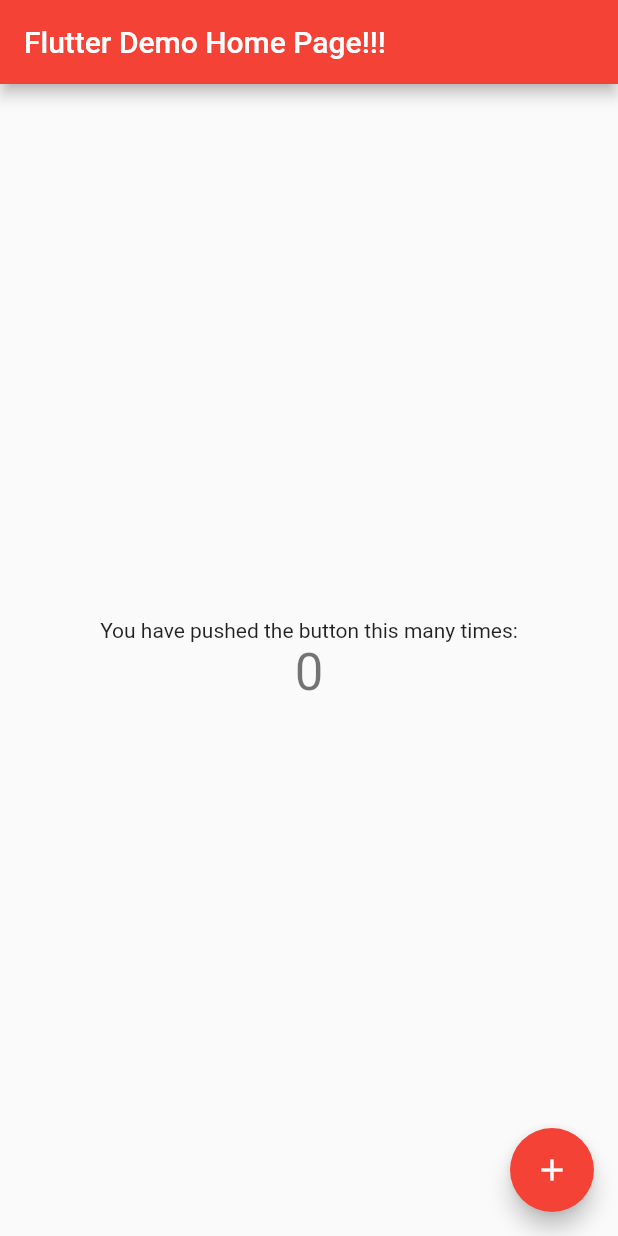
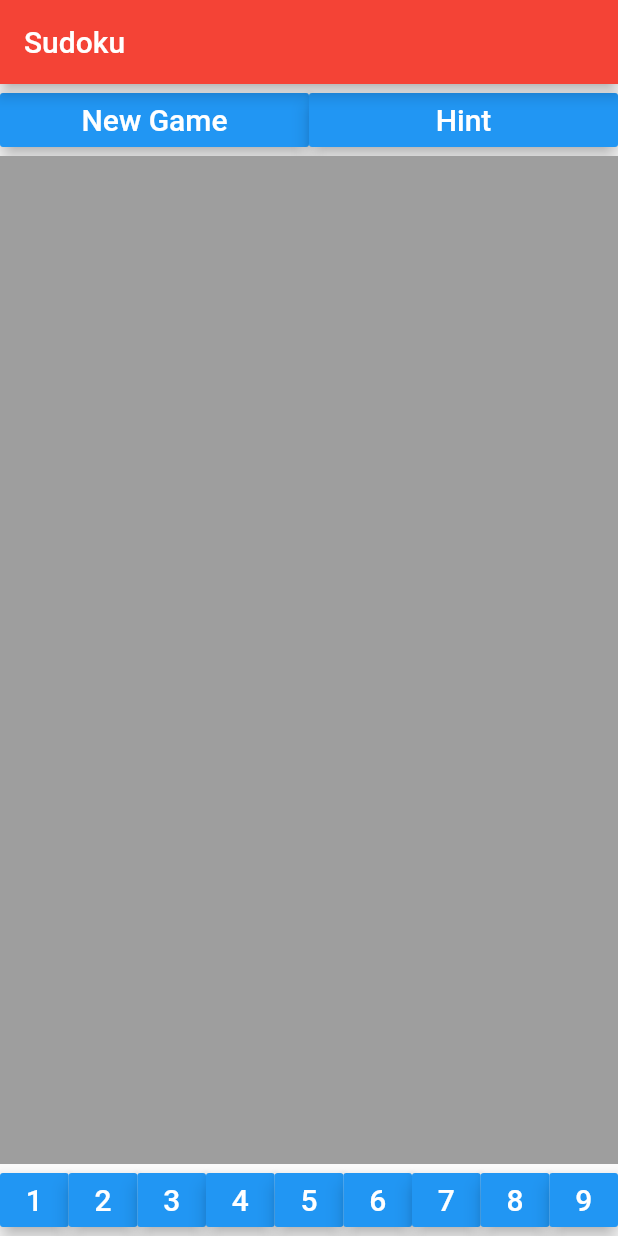
Before and after one commit to fhswf/sudoku, a Flutter app: the screen it shows after launch, on a phone screen of 412 x 824 dp. Run offline on Flutter 3.47's test engine with Material 2 defaults, Android fonts, the phone set to English and light mode, and no system bars.

Commit message:
Grobe Struktur und Buttons hinzugefügt

```diff
--- a/lib/main.dart
+++ b/lib/main.dart
@@ -9,7 +9,7 @@ class MyApp extends StatelessWidget {
   @override
   Widget build(BuildContext context) {
     return MaterialApp(
-      title: 'Flutter Demo',
+      title: 'Sudoku',
       theme: ThemeData(
         // This is the theme of your application.
         //
@@ -26,7 +26,7 @@ class MyApp extends StatelessWidget {
         // closer together (more dense) than on mobile platforms.
         visualDensity: VisualDensity.adaptivePlatformDensity,
       ),
-      home: MyHomePage(title: 'Flutter Demo Home Page!!!'),
+      home: MyHomePage(title: 'Sudoku'),
     );
   }
 }
@@ -50,18 +50,20 @@ class MyHomePage extends StatefulWidget {
 }
 
 class _MyHomePageState extends State<MyHomePage> {
-  int _counter = 0;
+  final List<DropdownMenuItem> difficultyItems = <DropdownMenuItem>[
+    DropdownMenuItem(
+      child: Text("Easy"),
+      value: 1,
+    ),
+    DropdownMenuItem(
+      child: Text("Normal"),
+      value: 2,
+    ),
+    DropdownMenuItem(child: Text("Hard"), value: 3),
+  ];
+  int selectedDifficultyItem = 1;
 
-  void _incrementCounter() {
-    setState(() {
-      // This call to setState tells the Flutter framework that something has
-      // changed in this State, which causes it to rerun the build method below
-      // so that the display can reflect the updated values. If we changed
-      // _counter without calling setState(), then the build method would not be
-      // called again, and so nothing would appear to happen.
-      _counter++;
-    });
-  }
+  // Here goes the Methods
 
   @override
   Widget build(BuildContext context) {
@@ -77,41 +79,143 @@ class _MyHomePageState extends State<MyHomePage> {
           // the App.build method, and use it to set our appbar title.
           title: Text(widget.title),
         ),
-      body: Center(
-        // Center is a layout widget. It takes a single child and positions it
-        // in the middle of the parent.
-        child: Column(
-          // Column is also a layout widget. It takes a list of children and
-          // arranges them vertically. By default, it sizes itself to fit its
-          // children horizontally, and tries to be as tall as its parent.
-          //
-          // Invoke "debug painting" (press "p" in the console, choose the
-          // "Toggle Debug Paint" action from the Flutter Inspector in Android
-          // Studio, or the "Toggle Debug Paint" command in Visual Studio Code)
-          // to see the wireframe for each widget.
-          //
-          // Column has various properties to control how it sizes itself and
-          // how it positions its children. Here we use mainAxisAlignment to
-          // center the children vertically; the main axis here is the vertical
-          // axis because Columns are vertical (the cross axis would be
-          // horizontal).
-          mainAxisAlignment: MainAxisAlignment.center,
+        body: Column(
+          children: [
+            Align(
+              alignment: FractionalOffset.topCenter,
+              heightFactor: 1,
+              child: Row(
+                crossAxisAlignment: CrossAxisAlignment.center,
+                mainAxisSize: MainAxisSize.max,
                 children: <Widget>[
-            Text(
-              'You have pushed the button this many times:',
+                  Expanded(
+                    child: RaisedButton(
+                      onPressed: () {},
+                      child: const Text('New Game',
+                          style: TextStyle(fontSize: 20)),
+                      color: Colors.blue,
+                      textColor: Colors.white,
+                      elevation: 5,
                     ),
-            Text(
-              '$_counter',
-              style: Theme.of(context).textTheme.headline4,
+                  ),
+                  Expanded(
+                    child: RaisedButton(
+                      onPressed: () {},
+                      child: const Text('Hint', style: TextStyle(fontSize: 20)),
+                      color: Colors.blue,
+                      textColor: Colors.white,
+                      elevation: 5,
+                    ),
+                  ),
+/*                  Schwierigkeitsgrad kann ausgewählt werden, wenn auf "New Game geklickt wird."
+                    Expanded(
+                    child: DropdownButton(
+                        items: difficultyItems,
+                        value: selectedDifficultyItem,
+                        onChanged: (value) {
+                          setState(() {
+                            selectedDifficultyItem = value;
+                          });
+                        }),
+                  ),*/
+                ],
+              ),
+            ),
+            Expanded(
+              child: Container(color: Colors.grey),
+            ),
+            Align(
+              alignment: FractionalOffset.bottomCenter,
+              child: Row(
+                crossAxisAlignment: CrossAxisAlignment.center,
+                mainAxisSize: MainAxisSize.max,
+                mainAxisAlignment: MainAxisAlignment.end,
+                children: <Widget>[
+                  Expanded(
+                    child: RaisedButton(
+                      onPressed: () {},
+                      child: const Text('1', style: TextStyle(fontSize: 20)),
+                      color: Colors.blue,
+                      textColor: Colors.white,
+                      elevation: 5,
+                    ),
+                  ),
+                  Expanded(
+                    child: RaisedButton(
+                      onPressed: () {},
+                      child: const Text('2', style: TextStyle(fontSize: 20)),
+                      color: Colors.blue,
+                      textColor: Colors.white,
+                      elevation: 5,
+                    ),
+                  ),
+                  Expanded(
+                    child: RaisedButton(
+                      onPressed: () {},
+                      child: const Text('3', style: TextStyle(fontSize: 20)),
+                      color: Colors.blue,
+                      textColor: Colors.white,
+                      elevation: 5,
+                    ),
+                  ),
+                  Expanded(
+                    child: RaisedButton(
+                      onPressed: () {},
+                      child: const Text('4', style: TextStyle(fontSize: 20)),
+                      color: Colors.blue,
+                      textColor: Colors.white,
+                      elevation: 5,
+                    ),
+                  ),
+                  Expanded(
+                    child: RaisedButton(
+                      onPressed: () {},
+                      child: const Text('5', style: TextStyle(fontSize: 20)),
+                      color: Colors.blue,
+                      textColor: Colors.white,
+                      elevation: 5,
+                    ),
+                  ),
+                  Expanded(
+                    child: RaisedButton(
+                      onPressed: () {},
+                      child: const Text('6', style: TextStyle(fontSize: 20)),
+                      color: Colors.blue,
+                      textColor: Colors.white,
+                      elevation: 5,
+                    ),
+                  ),
+                  Expanded(
+                    child: RaisedButton(
+                      onPressed: () {},
+                      child: const Text('7', style: TextStyle(fontSize: 20)),
+                      color: Colors.blue,
+                      textColor: Colors.white,
+                      elevation: 5,
+                    ),
+                  ),
+                  Expanded(
+                    child: RaisedButton(
+                      onPressed: () {},
+                      child: const Text('8', style: TextStyle(fontSize: 20)),
+                      color: Colors.blue,
+                      textColor: Colors.white,
+                      elevation: 5,
+                    ),
+                  ),
+                  Expanded(
+                    child: RaisedButton(
+                      onPressed: () {},
+                      child: const Text('9', style: TextStyle(fontSize: 20)),
+                      color: Colors.blue,
+                      textColor: Colors.white,
+                      elevation: 5,
+                    ),
                   ),
                 ],
               ),
             ),
-      floatingActionButton: FloatingActionButton(
-        onPressed: _incrementCounter,
-        tooltip: 'Increment',
-        child: Icon(Icons.add),
-      ), // This trailing comma makes auto-formatting nicer for build methods.
-    );
+          ],
+        ));
   }
 }
```
Lines whose indentation alone changed are shown as unchanged.
